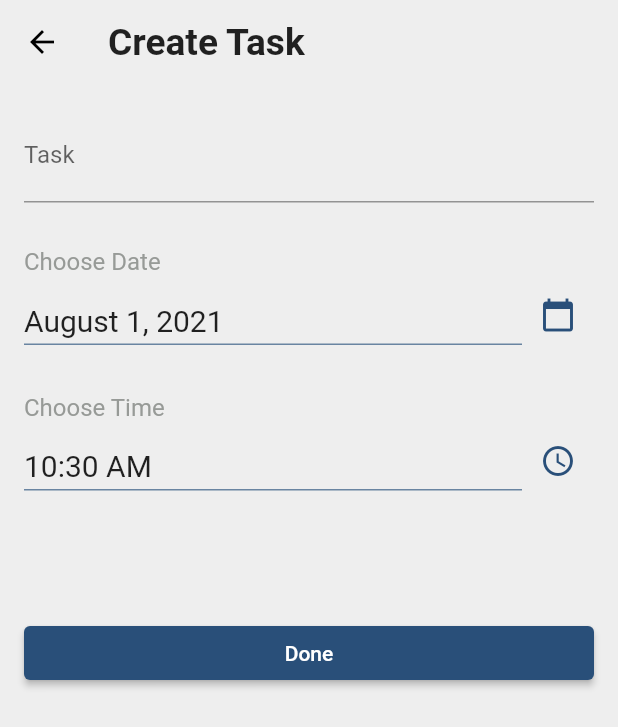
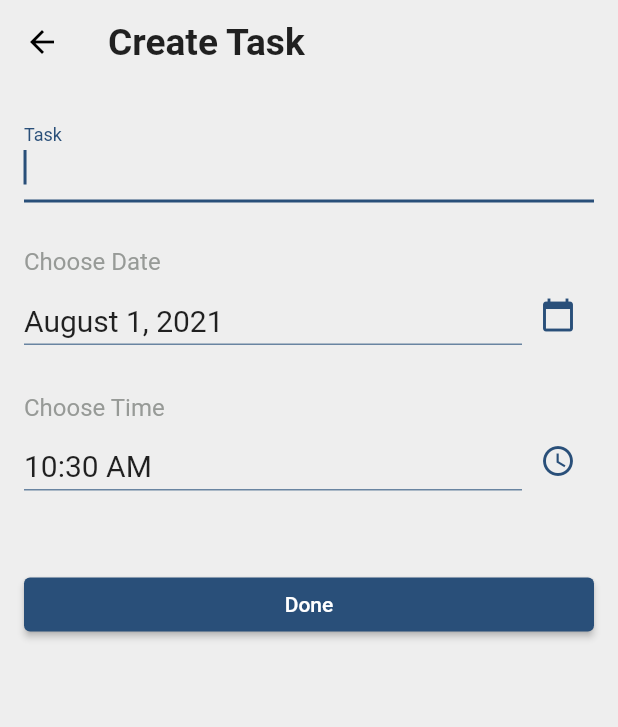
Before and after one commit to GouravShDev/task_reminder_app, a Flutter app: the AddEditToDoScreen screen opened by its route, on a phone screen of 412 x 824 dp. Shown: the top 727 px of the screen. Run offline on Flutter 3.47's test engine with Material 2 defaults, Android fonts, the phone set to English and light mode, and no system bars; our stand-ins replace date_format, shared_preferences, sqflite; accounts and stored records are empty.

```diff
--- a/lib/screens/add_edit_todo_screen.dart
+++ b/lib/screens/add_edit_todo_screen.dart
@@ -62,7 +62,7 @@ class _AddEditToDoScreenState extends State<AddEditToDoScreen> {
       body: SingleChildScrollView(
         child: Container(
           alignment: Alignment.centerLeft,
-          margin: EdgeInsets.only(top: 16, left: 16, right: 16, bottom: 16),
+          margin: const EdgeInsets.all(16),
           child: Column(
             children: [
               Form(
@@ -72,6 +72,7 @@ class _AddEditToDoScreenState extends State<AddEditToDoScreen> {
                   children: <Widget>[
                     TextFormField(
                       style: TextStyle(fontSize: 20),
+                      autofocus: true,
                       onChanged: (value) {
                         _taskName = value;
                       },
@@ -103,8 +104,7 @@ class _AddEditToDoScreenState extends State<AddEditToDoScreen> {
                     ),
                     Container(
                       width: double.infinity,
-                      padding: EdgeInsets.symmetric(
-                          vertical: mediaQuery.size.height * 0.1),
+                      margin: EdgeInsets.symmetric(vertical: 50),
                       child: ElevatedButton(
                         onPressed: () {
                           // Validate returns true if the form is valid, or false otherwise.
```
Also changed, not shown: lib/widgets/todo_card.dart (+22 -1 lines).
